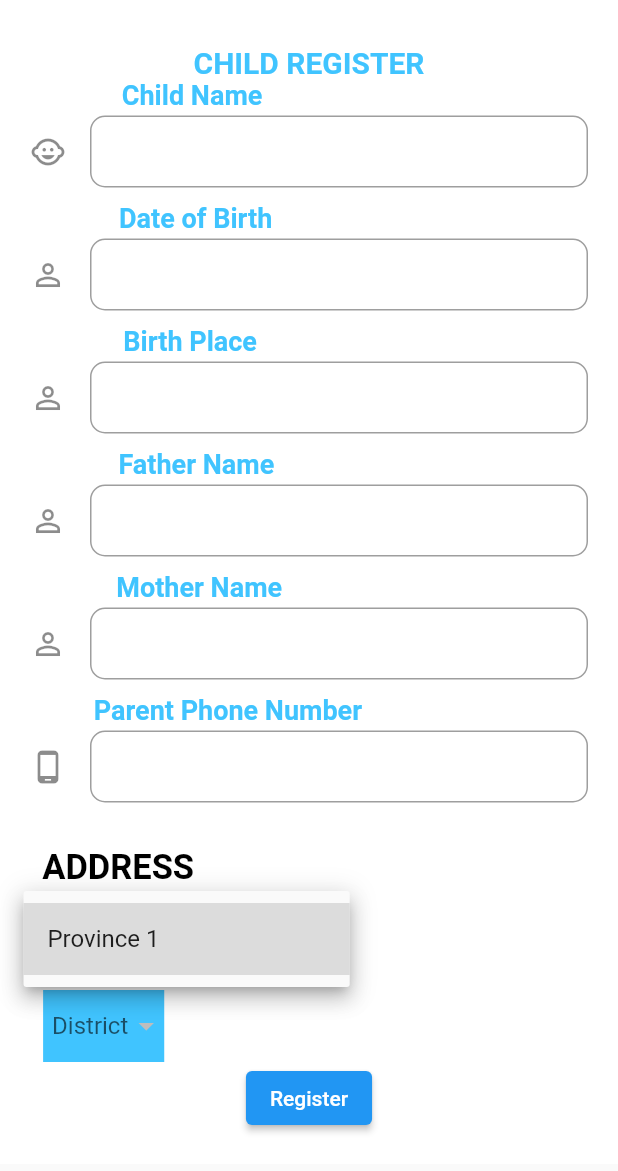
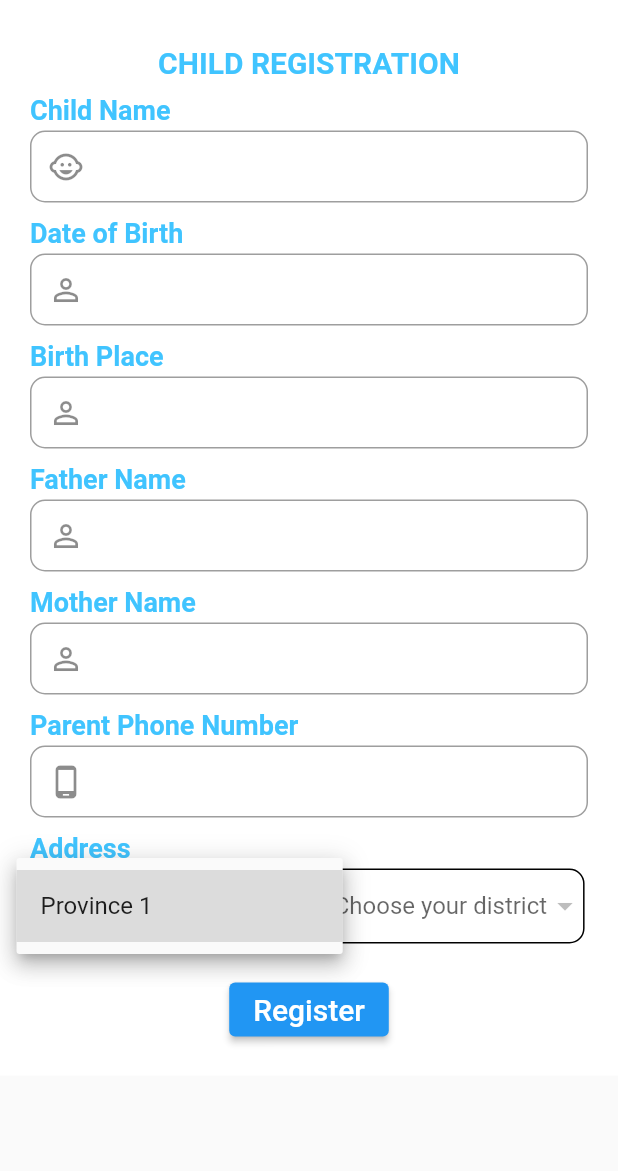
Before and after one commit to rupeshgyawali/digital-immunization-tracking-mbl, a Flutter app: the ChildRegistrationScreen screen opened by its route, after a tap on "Choose your province", on a phone screen of 412 x 824 dp. Shown: the top 1171 px of the screen. Run offline on Flutter 3.47's test engine with Material 2 defaults, Android fonts, the phone set to English and light mode, and no system bars; our stand-ins replace csv, shared_preferences; accounts and stored records are empty; network calls fail.

Commit message:
Add app text field widget and use it in child registration screen

```diff
--- /dev/null
+++ b/lib/core/widgets/text_field.dart
@@ -0,0 +1,44 @@
+import 'package:flutter/material.dart';
+
+class DitTextField extends StatelessWidget {
+  final String label;
+  final void Function(String value) onChanged;
+  final Widget icon;
+
+  const DitTextField({Key key, this.onChanged, this.label, this.icon})
+      : super(key: key);
+
+  @override
+  Widget build(BuildContext context) {
+    return Column(
+      mainAxisSize: MainAxisSize.min,
+      crossAxisAlignment: CrossAxisAlignment.start,
+      children: [
+        Container(
+          child: Text(
+            this.label,
+            style: TextStyle(
+                fontWeight: FontWeight.bold,
+                fontSize: 18,
+                color: Colors.lightBlueAccent),
+          ),
+        ),
+        SizedBox(
+          height: 3,
+        ),
+        TextField(
+          onChanged: this.onChanged,
+          style: TextStyle(fontSize: 20),
+          decoration: InputDecoration(
+              contentPadding: EdgeInsets.all(10),
+              prefixIcon: this.icon,
+              border: OutlineInputBorder(
+                  borderRadius: BorderRadius.circular(10.0))),
+        ),
+        SizedBox(
+          height: 10,
+        ),
+      ],
+    );
+  }
+}
--- a/lib/vaccination_record/screens/child_registration_screen.dart
+++ b/lib/vaccination_record/screens/child_registration_screen.dart
@@ -1,36 +1,16 @@
 import 'package:csv/csv.dart';
 import 'package:flutter/material.dart';
+import 'package:flutter/rendering.dart';
 import 'package:flutter/services.dart' show rootBundle;
 import 'package:provider/provider.dart';
 
+import '../../core/widgets/text_field.dart';
 import '../providers/child_registration_provider.dart';
 import '../repositories/child_repository.dart';
 
 TextStyle myStyle = TextStyle(fontSize: 20);
 
-class ChildRegistrationScreen extends StatefulWidget {
-  @override
-  _ChildRegistrationScreenState createState() =>
-      _ChildRegistrationScreenState();
-}
-
-class _ChildRegistrationScreenState extends State<ChildRegistrationScreen> {
-  int selectedProvinceNo;
-  List<List<dynamic>> address;
-  bool disableddropdown = true;
-
-  @override
-  void initState() {
-    super.initState();
-
-    WidgetsBinding.instance.addPostFrameCallback((timeStamp) async {
-      String csvString = await rootBundle.loadString('assets/address.csv');
-      setState(() {
-        address = CsvToListConverter().convert(csvString);
-      });
-    });
-  }
-
+class ChildRegistrationScreen extends StatelessWidget {
   @override
   Widget build(BuildContext context) {
     return ChangeNotifierProvider(
@@ -46,228 +26,75 @@ class _ChildRegistrationScreenState extends State<ChildRegistrationScreen> {
                 child: Padding(
                   padding: EdgeInsets.all(20),
                   child: Column(
+                    crossAxisAlignment: CrossAxisAlignment.start,
                     children: [
                       SizedBox(
                         height: 10,
                       ),
-                      Text(
-                        "CHILD REGISTER",
+                      Align(
+                        alignment: Alignment.center,
+                        child: Text(
+                          "CHILD REGISTRATION",
                           style: TextStyle(
                               color: Colors.lightBlueAccent,
                               fontWeight: FontWeight.bold,
                               fontSize: 20),
                         ),
-                      Align(
-                        alignment: FractionalOffset(0.22, 0.0),
-                        child: Container(
-                          child: Text(
-                            "Child Name",
-                            style: TextStyle(
-                                fontWeight: FontWeight.bold,
-                                fontSize: 18,
-                                color: Colors.lightBlueAccent),
-                          ),
-                        ),
-                      ),
-                      SizedBox(
-                        height: 3,
-                      ),
-                      ChildNameField(),
-                      SizedBox(
-                        height: 10,
-                      ),
-                      Align(
-                        alignment: FractionalOffset(0.22, 0.0),
-                        child: Container(
-                          child: Text(
-                            "Date of Birth",
-                            style: TextStyle(
-                                fontWeight: FontWeight.bold,
-                                fontSize: 18,
-                                color: Colors.lightBlueAccent),
-                          ),
-                        ),
-                      ),
-                      SizedBox(
-                        height: 3,
-                      ),
-                      DobField(),
-                      SizedBox(
-                        height: 10,
-                      ),
-                      Align(
-                        alignment: FractionalOffset(0.22, 0.0),
-                        child: Container(
-                          child: Text(
-                            "Birth Place",
-                            style: TextStyle(
-                                fontWeight: FontWeight.bold,
-                                fontSize: 18,
-                                color: Colors.lightBlueAccent),
-                          ),
-                        ),
-                      ),
-                      SizedBox(
-                        height: 3,
-                      ),
-                      BirthPlaceFeild(),
-                      SizedBox(
-                        height: 10,
-                      ),
-                      Align(
-                        alignment: FractionalOffset(0.22, 0.0),
-                        child: Container(
-                          child: Text(
-                            "Father Name",
-                            style: TextStyle(
-                                fontWeight: FontWeight.bold,
-                                fontSize: 18,
-                                color: Colors.lightBlueAccent),
-                          ),
-                        ),
-                      ),
-                      SizedBox(
-                        height: 3,
-                      ),
-                      FatherNameFiled(),
-                      SizedBox(
-                        height: 10,
-                      ),
-                      Align(
-                        alignment: FractionalOffset(0.22, 0.0),
-                        child: Container(
-                          child: Text(
-                            "Mother Name",
-                            style: TextStyle(
-                                fontWeight: FontWeight.bold,
-                                fontSize: 18,
-                                color: Colors.lightBlueAccent),
-                          ),
-                        ),
-                      ),
-                      SizedBox(
-                        height: 3,
-                      ),
-                      MotherNameField(),
-                      SizedBox(
-                        height: 10,
-                      ),
-                      Align(
-                        alignment: FractionalOffset(0.22, 0.0),
-                        child: Container(
-                          child: Text(
-                            "Parent Phone Number",
-                            style: TextStyle(
-                                fontWeight: FontWeight.bold,
-                                fontSize: 18,
-                                color: Colors.lightBlueAccent),
-                          ),
-                        ),
-                      ),
-                      SizedBox(
-                        height: 3,
-                      ),
-                      ParentPhoneNumberField(),
-                      SizedBox(
-                        height: 30,
-                      ),
-                      Align(
-                          alignment: FractionalOffset(0.03, 0.0),
-                          child: Container(
-                            child: Text(
-                              "ADDRESS",
-                              style: TextStyle(
-                                  color: Colors.black,
-                                  fontWeight: FontWeight.bold,
-                                  fontSize: 23),
-                            ),
-                          )),
-                      SizedBox(
-                        height: 10,
-                      ),
-                      Align(
-                        alignment: FractionalOffset(0.03, 0.0),
-                        child: Container(
-                          padding: const EdgeInsets.only(
-                            left: 6.0,
-                            right: 0.0,
-                          ),
-                          decoration: BoxDecoration(
-                            color: Colors.lightBlueAccent,
-                          ),
-                          child: DropdownButtonHideUnderline(
-                            child: DropdownButton<String>(
-                              hint: Text('Choose your province'),
-                              value: selectedProvinceNo != null
-                                  ? address[selectedProvinceNo - 1][0]
-                                  : null,
-                              items: address != null
-                                  ? address
-                                      .map(
-                                        (province) => DropdownMenuItem<String>(
-                                          child: Text(province[0]),
-                                          value: province[0],
-                                        ),
-                                      )
-                                      .toList()
-                                  : null,
-                              onChanged: (value) {
-                                address.asMap().forEach((i, element) {
-                                  if (element.indexOf(value) != -1) {
-                                    setState(() {
-                                      selectedProvinceNo = i + 1;
-                                    });
-                                  }
-                                  disableddropdown = false;
-                                });
-                              },
-                            ),
-                          ),
-                        ),
                       ),
                       SizedBox(
                         height: 10,
                       ),
-                      Align(
-                        alignment: FractionalOffset(0.03, 0.0),
-                        child: Container(
-                          padding: const EdgeInsets.only(
-                            left: 6.0,
-                            right: 0.0,
+                      DitTextField(
+                        label: "Child Name",
+                        icon: Icon(Icons.child_care_outlined),
+                        onChanged:
+                            context.read<ChildRegistrationProvider>().setName,
                       ),
-                          decoration: BoxDecoration(
-                            color: Colors.lightBlueAccent,
+                      DitTextField(
+                        label: "Date of Birth",
+                        icon: Icon(Icons.person_outline_outlined),
+                        onChanged:
+                            context.read<ChildRegistrationProvider>().setDob,
                       ),
-                          child: DropdownButtonHideUnderline(
-                            child: DropdownButton<String>(
-                              hint: Text('District'),
-                              value: context
-                                  .watch<ChildRegistrationProvider>()
-                                  .temporaryAddr,
-                              items: selectedProvinceNo != null
-                                  ? address[selectedProvinceNo - 1]
-                                      .map(
-                                        (e) => DropdownMenuItem<String>(
-                                          child: Text(e),
-                                          value: e,
+                      DitTextField(
+                        label: "Birth Place",
+                        icon: Icon(Icons.person_outline_outlined),
+                        onChanged: context
+                            .read<ChildRegistrationProvider>()
+                            .setBirthPlace,
                       ),
-                                      )
-                                      .toList()
-                                  : null,
-                              onChanged: disableddropdown
-                                  ? null
-                                  : (value) {
-                                      context
+                      DitTextField(
+                        label: "Father Name",
+                        icon: Icon(Icons.person_outline_outlined),
+                        onChanged: context
                             .read<ChildRegistrationProvider>()
-                                          .setTemporaryAddr(value);
-                                    },
+                            .setFatherName,
                       ),
+                      DitTextField(
+                        label: "Mother Name",
+                        icon: Icon(Icons.person_outline_outlined),
+                        onChanged: context
+                            .read<ChildRegistrationProvider>()
+                            .setMotherName,
                       ),
+                      DitTextField(
+                        label: "Parent Phone Number",
+                        icon: Icon(Icons.phone_android_outlined),
+                        onChanged: context
+                            .read<ChildRegistrationProvider>()
+                            .setFatherPhn,
                       ),
+                      AddressField(),
+                      SizedBox(height: 10),
+                      !context.watch<ChildRegistrationProvider>().isLoading
+                          ? Align(
+                              alignment: Alignment.center,
+                              child: ElevatedButton(
+                                child: Text(
+                                  'Register',
+                                  style: TextStyle(
+                                      color: Colors.white, fontSize: 20),
                                 ),
-                      !context.watch<ChildRegistrationProvider>().isLoading
-                          ? ElevatedButton(
-                              child: Text('Register'),
                                 onPressed: () async {
                                   FocusManager.instance.primaryFocus.unfocus();
                                   await context
@@ -292,6 +119,7 @@ class _ChildRegistrationScreenState extends State<ChildRegistrationScreen> {
                                     );
                                   }
                                 },
+                              ),
                             )
                           : Container(
                               child: CircularProgressIndicator(),
@@ -308,104 +136,128 @@ class _ChildRegistrationScreenState extends State<ChildRegistrationScreen> {
   }
 }
 
-class ChildNameField extends StatelessWidget {
+class AddressField extends StatefulWidget {
+  @override
+  _AddressFieldState createState() => _AddressFieldState();
+}
+
+class _AddressFieldState extends State<AddressField> {
+  int selectedProvinceNo;
+  String selectedDistrict;
+  List<List<dynamic>> address;
+
+  @override
+  void initState() {
+    super.initState();
+
+    WidgetsBinding.instance.addPostFrameCallback((timeStamp) async {
+      String csvString = await rootBundle.loadString('assets/address.csv');
+      setState(() {
+        address = CsvToListConverter().convert(csvString);
+      });
+    });
+  }
+
   @override
   Widget build(BuildContext context) {
-    return TextField(
-      onChanged: (val) {
-        context.read<ChildRegistrationProvider>().setName(val);
+    return Column(
+      mainAxisSize: MainAxisSize.min,
+      crossAxisAlignment: CrossAxisAlignment.start,
+      children: [
+        Container(
+          child: Text(
+            "Address",
+            style: TextStyle(
+                fontWeight: FontWeight.bold,
+                fontSize: 18,
+                color: Colors.lightBlueAccent),
+          ),
+        ),
+        SizedBox(
+          height: 3,
+        ),
+        Row(
+          children: [
+            Container(
+              padding: const EdgeInsets.only(
+                left: 6.0,
+                right: 0.0,
+              ),
+              decoration: BoxDecoration(
+                border: Border.all(),
+                borderRadius: BorderRadius.circular(10.0),
+              ),
+              child: DropdownButtonHideUnderline(
+                child: DropdownButton<String>(
+                  hint: Text('Choose your province'),
+                  value: selectedProvinceNo != null
+                      ? address[selectedProvinceNo - 1][0]
+                      : null,
+                  items: address != null
+                      ? address
+                          .map(
+                            (province) => DropdownMenuItem<String>(
+                              child: Text(province[0]),
+                              value: province[0],
+                            ),
+                          )
+                          .toList()
+                      : null,
+                  onChanged: (value) {
+                    address.asMap().forEach((i, element) {
+                      if (element.indexOf(value) != -1) {
+                        setState(() {
+                          selectedProvinceNo = i + 1;
+                          selectedDistrict = null;
+                        });
+                      }
+                    });
                   },
-      style: myStyle,
-      decoration: InputDecoration(
-          contentPadding: EdgeInsets.all(10),
-          icon: Icon(Icons.child_care_outlined),
-          border:
-              OutlineInputBorder(borderRadius: BorderRadius.circular(10.0))),
+                ),
+              ),
+            ),
+            SizedBox(width: 10.0),
+            Container(
+              padding: const EdgeInsets.only(
+                left: 6.0,
+                right: 0.0,
+              ),
+              decoration: BoxDecoration(
+                border: Border.all(),
+                borderRadius: BorderRadius.circular(10.0),
+              ),
+              child: DropdownButtonHideUnderline(
+                child: DropdownButton<String>(
+                  hint: Text('Choose your district'),
+                  value: selectedDistrict,
+                  items: selectedProvinceNo != null
+                      ? address[selectedProvinceNo - 1]
+                          .sublist(1)
+                          .map(
+                            (e) => DropdownMenuItem<String>(
+                              child: Text(e),
+                              value: e,
+                            ),
+                          )
+                          .toList()
+                      : null,
+                  onChanged: (value) {
+                    context
+                        .read<ChildRegistrationProvider>()
+                        .setTemporaryAddr(value);
+                    setState(() {
+                      selectedDistrict = value;
+                    });
+                  },
+                ),
+              ),
+            ),
+          ],
+        ),
+        SizedBox(
+          height: 10,
+        ),
+      ],
     );
   }
 }
-
-class FatherNameFiled extends StatelessWidget {
-  @override
-  Widget build(BuildContext context) {
-    return TextField(
-      onChanged: (val) {
-        context.read<ChildRegistrationProvider>().setFatherName(val);
-      },
-      style: myStyle,
-      decoration: InputDecoration(
-          contentPadding: EdgeInsets.all(10),
-          icon: Icon(Icons.person_outline_outlined),
-          border:
-              OutlineInputBorder(borderRadius: BorderRadius.circular(10.0))),
-    );
-  }
-}
-
-class MotherNameField extends StatelessWidget {
-  @override
-  Widget build(BuildContext context) {
-    return TextField(
-      onChanged: (val) {
-        context.read<ChildRegistrationProvider>().setMotherName(val);
-      },
-      style: myStyle,
-      decoration: InputDecoration(
-          contentPadding: EdgeInsets.all(10),
-          icon: Icon(Icons.person_outline_outlined),
-          border:
-              OutlineInputBorder(borderRadius: BorderRadius.circular(10.0))),
-    );
-  }
-}
-
-class ParentPhoneNumberField extends StatelessWidget {
-  @override
-  Widget build(BuildContext context) {
-    return TextField(
-      onChanged: (val) {
-        context.read<ChildRegistrationProvider>().setFatherPhn(val);
-      },
-      style: myStyle,
-      decoration: InputDecoration(
-          contentPadding: EdgeInsets.all(10),
-          icon: Icon(Icons.phone_android_outlined),
-          border:
-              OutlineInputBorder(borderRadius: BorderRadius.circular(10.0))),
-    );
-  }
-}
-
-class DobField extends StatelessWidget {
-  @override
-  Widget build(BuildContext context) {
-    return TextField(
-      onChanged: (val) {
-        context.read<ChildRegistrationProvider>().setDob(val);
-      },
-      style: myStyle,
-      decoration: InputDecoration(
-          contentPadding: EdgeInsets.all(10),
-          icon: Icon(Icons.person_outline_outlined),
-          border:
-              OutlineInputBorder(borderRadius: BorderRadius.circular(10.0))),
-    );
-  }
-}
-
-class BirthPlaceFeild extends StatelessWidget {
-  @override
-  Widget build(BuildContext context) {
-    return TextField(
-      onChanged: (val) {
-        context.read<ChildRegistrationProvider>().setBirthPlace(val);
-      },
-      style: myStyle,
-      decoration: InputDecoration(
-          contentPadding: EdgeInsets.all(10),
-          icon: Icon(Icons.person_outline_outlined),
-          border:
-              OutlineInputBorder(borderRadius: BorderRadius.circular(10.0))),
-    );
-  }
-}
```
Lines whose indentation alone changed are shown as unchanged.
